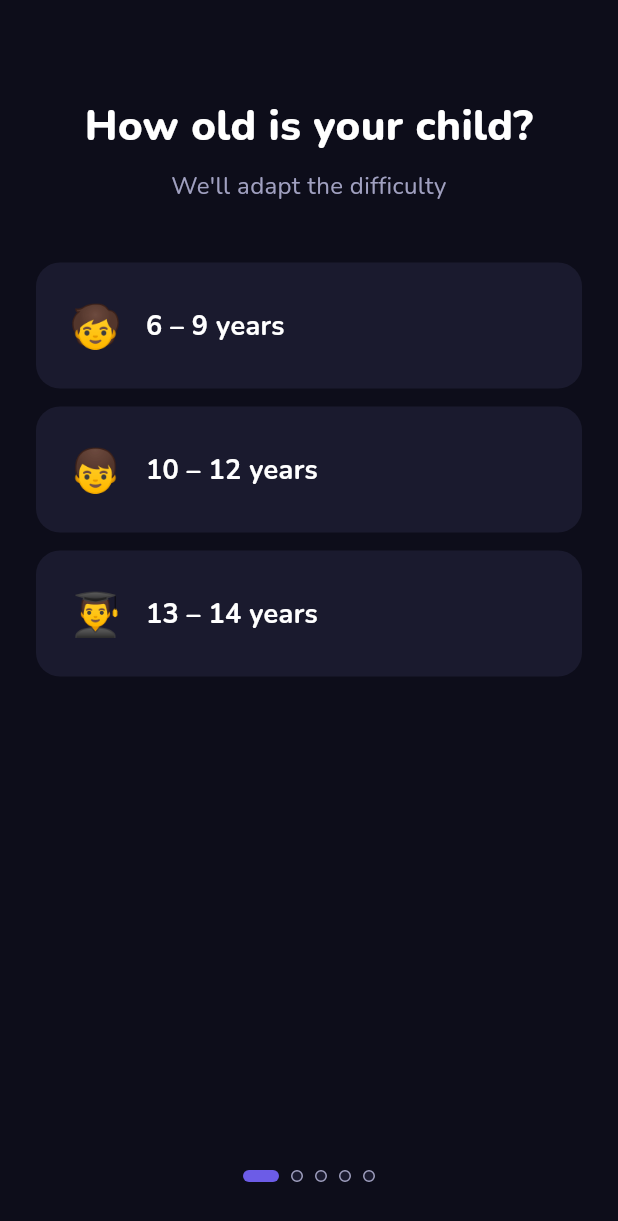
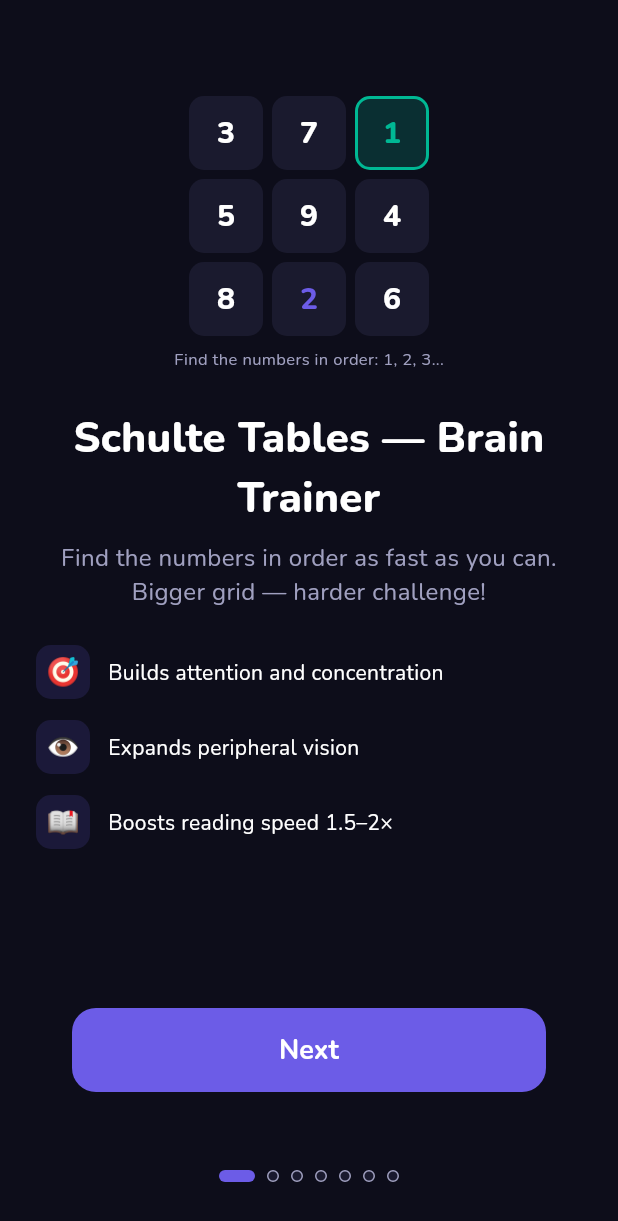
Before and after one commit to toffguy77/brainy, a Flutter app: the screen it shows after launch, swiped to page 2, on a phone screen of 412 x 824 dp. Shown: the top 1221 px of the screen. Run offline on Flutter 3.47's test engine with Material 3 defaults, Android fonts, the phone set to English and light mode, and no system bars; our stand-ins replace audioplayers, confetti, firebase_analytics, firebase_core, firebase_crashlytics, fl_chart and 10 more; missing offline and left inert: purchases_flutter, purchases_ui_flutter; accounts and stored records are empty; statements that could not run were skipped; project files that could hold a hidden picture were left out.

Commit message:
feat(onboarding): add info screens explaining Schulte tables and science backing
Co-Authored-By: Claude Opus 4.6 <noreply@anthropic.com>

```diff
--- a/brainy-app/l10n/app_en.arb
+++ b/brainy-app/l10n/app_en.arb
@@ -63,6 +63,20 @@
   "onboardingPaywallBenefit4": "No ads",
   "onboardingTryFree": "Start 7-day free trial",
   "onboardingSkipPaywall": "Continue without subscription",
+  "onboardingSchulteTitle": "Schulte Tables — Brain Trainer",
+  "onboardingSchulteSubtitle": "Find the numbers in order as fast as you can. Bigger grid — harder challenge!",
+  "onboardingSchulteHint": "Find the numbers in order: 1, 2, 3...",
+  "onboardingSchulteBenefit1": "Builds attention and concentration",
+  "onboardingSchulteBenefit2": "Expands peripheral vision",
+  "onboardingSchulteBenefit3": "Boosts reading speed 1.5–2×",
+  "onboardingScienceTitle": "Backed by Science",
+  "onboardingScienceSubtitle": "Developed by German psychiatrist Walter Schulte in the 1960s for attention training",
+  "onboardingScienceFact1Value": "60+ years",
+  "onboardingScienceFact1Label": "used in neuropsychology and education",
+  "onboardingScienceFact2Value": "2 weeks",
+  "onboardingScienceFact2Label": "to noticeably improve reading speed with daily practice",
+  "onboardingScienceFact3Value": "5 min/day",
+  "onboardingScienceFact3Label": "enough for results — won't overwhelm your child",
   "onboardingAlreadySubscribed": "You're already subscribed!",
   "onboardingLetsGo": "Let's go!",
 
--- a/brainy-app/lib/constants/app_constants.dart
+++ b/brainy-app/lib/constants/app_constants.dart
@@ -90,7 +90,7 @@ class AppConstants {
   ];
   static const List<int> frequencyOptions = [5, 10, 15];
   static const int recommendedFrequencyMinutes = 10;
-  static const int onboardingPageCount = 5;
+  static const int onboardingPageCount = 7;
 
   // RevenueCat
   static const String revenueCatApiKey = String.fromEnvironment(
--- /dev/null
+++ b/brainy-app/lib/features/onboarding/pages/schulte_info_page.dart
@@ -0,0 +1,171 @@
+import 'package:flutter/material.dart';
+import 'package:flutter_riverpod/flutter_riverpod.dart';
+import '../../../constants/app_colors.dart';
+import '../../../l10n/app_localizations.dart';
+import '../providers/onboarding_provider.dart';
+import '../widgets/onboarding_primary_button.dart';
+
+class SchulteInfoPage extends ConsumerWidget {
+  const SchulteInfoPage({super.key});
+
+  @override
+  Widget build(BuildContext context, WidgetRef ref) {
+    final l10n = AppLocalizations.of(context)!;
+
+    return Padding(
+      padding: const EdgeInsets.symmetric(horizontal: 24),
+      child: Column(
+        children: [
+          const SizedBox(height: 64),
+          _MiniTable(),
+          const SizedBox(height: 8),
+          Text(
+            l10n.onboardingSchulteHint,
+            style: const TextStyle(
+              fontFamily: 'Nunito',
+              fontSize: 11,
+              color: AppColors.textSecondary,
+            ),
+          ),
+          const SizedBox(height: 24),
+          Text(
+            l10n.onboardingSchulteTitle,
+            style: const TextStyle(
+              fontFamily: 'Nunito',
+              fontSize: 28,
+              fontWeight: FontWeight.w800,
+              color: AppColors.textPrimary,
+            ),
+            textAlign: TextAlign.center,
+          ),
+          const SizedBox(height: 8),
+          Text(
+            l10n.onboardingSchulteSubtitle,
+            style: const TextStyle(
+              fontFamily: 'Nunito',
+              fontSize: 16,
+              color: AppColors.textSecondary,
+            ),
+            textAlign: TextAlign.center,
+          ),
+          const SizedBox(height: 24),
+          _BenefitRow(emoji: '🎯', text: l10n.onboardingSchulteBenefit1),
+          const SizedBox(height: 14),
+          _BenefitRow(emoji: '👁️', text: l10n.onboardingSchulteBenefit2),
+          const SizedBox(height: 14),
+          _BenefitRow(emoji: '📖', text: l10n.onboardingSchulteBenefit3),
+          const Spacer(),
+          OnboardingPrimaryButton(
+            label: l10n.onboardingNext,
+            onPressed: () =>
+                ref.read(onboardingProvider.notifier).nextPage(),
+          ),
+          const SizedBox(height: 32),
+        ],
+      ),
+    );
+  }
+}
+
+class _MiniTable extends StatelessWidget {
+  static const _numbers = [3, 7, 1, 5, 9, 4, 8, 2, 6];
+
+  @override
+  Widget build(BuildContext context) {
+    return SizedBox(
+      width: 160,
+      child: GridView.builder(
+        shrinkWrap: true,
+        physics: const NeverScrollableScrollPhysics(),
+        gridDelegate: const SliverGridDelegateWithFixedCrossAxisCount(
+          crossAxisCount: 3,
+          mainAxisSpacing: 6,
+          crossAxisSpacing: 6,
+        ),
+        itemCount: 9,
+        itemBuilder: (context, index) {
+          final number = _numbers[index];
+          return _MiniCell(number: number);
+        },
+      ),
+    );
+  }
+}
+
+class _MiniCell extends StatelessWidget {
+  final int number;
+
+  const _MiniCell({required this.number});
+
+  @override
+  Widget build(BuildContext context) {
+    final isFound = number == 1;
+    final isNext = number == 2;
+
+    Color textColor = AppColors.textPrimary;
+    Color bgColor = AppColors.surface;
+    BoxBorder? border;
+
+    if (isFound) {
+      textColor = AppColors.success;
+      bgColor = AppColors.success.withAlpha(51);
+      border = Border.all(color: AppColors.success, width: 2);
+    } else if (isNext) {
+      textColor = AppColors.primary;
+    }
+
+    return Container(
+      decoration: BoxDecoration(
+        color: bgColor,
+        borderRadius: BorderRadius.circular(10),
+        border: border,
+      ),
+      alignment: Alignment.center,
+      child: Text(
+        '$number',
+        style: TextStyle(
+          fontFamily: 'Nunito',
+          fontSize: 20,
+          fontWeight: FontWeight.w800,
+          color: textColor,
+        ),
+      ),
+    );
+  }
+}
+
+class _BenefitRow extends StatelessWidget {
+  final String emoji;
+  final String text;
+
+  const _BenefitRow({required this.emoji, required this.text});
+
+  @override
+  Widget build(BuildContext context) {
+    return Row(
+      children: [
+        Container(
+          width: 36,
+          height: 36,
+          decoration: BoxDecoration(
+            color: AppColors.primary.withAlpha(38),
+            borderRadius: BorderRadius.circular(10),
+          ),
+          alignment: Alignment.center,
+          child: Text(emoji, style: const TextStyle(fontSize: 18)),
+        ),
+        const SizedBox(width: 12),
+        Expanded(
+          child: Text(
+            text,
+            style: const TextStyle(
+              fontFamily: 'Nunito',
+              fontSize: 14,
+              color: AppColors.textPrimary,
+            ),
+          ),
+        ),
+      ],
+    );
+  }
+}
--- a/brainy-app/lib/features/onboarding/screens/onboarding_screen.dart
+++ b/brainy-app/lib/features/onboarding/screens/onboarding_screen.dart
@@ -9,6 +9,8 @@ import '../pages/age_page.dart';
 import '../pages/goals_page.dart';
 import '../pages/frequency_page.dart';
 import '../pages/paywall_page.dart';
+import '../pages/schulte_info_page.dart';
+import '../pages/science_page.dart';
 
 class OnboardingScreen extends ConsumerStatefulWidget {
   const OnboardingScreen({super.key});
@@ -67,6 +69,8 @@ class _OnboardingScreenState extends ConsumerState<OnboardingScreen> {
                   physics: const NeverScrollableScrollPhysics(),
                   children: const [
                     WelcomePage(),
+                    SchulteInfoPage(),
+                    SciencePage(),
                     AgePage(),
                     GoalsPage(),
                     FrequencyPage(),
--- a/brainy-app/lib/l10n/app_localizations.dart
+++ b/brainy-app/lib/l10n/app_localizations.dart
@@ -403,6 +403,90 @@ abstract class AppLocalizations {
   /// In ru, this message translates to:
   /// **'Продолжить без подписки'**
   String get onboardingSkipPaywall;
+
+  /// No description provided for @onboardingSchulteTitle.
+  ///
+  /// In ru, this message translates to:
+  /// **'Таблицы Шульте — тренажёр для мозга'**
+  String get onboardingSchulteTitle;
+
+  /// No description provided for @onboardingSchulteSubtitle.
+  ///
+  /// In ru, this message translates to:
+  /// **'Находи числа по порядку как можно быстрее. Чем больше таблица — тем сложнее!'**
+  String get onboardingSchulteSubtitle;
+
+  /// No description provided for @onboardingSchulteHint.
+  ///
+  /// In ru, this message translates to:
+  /// **'Найди числа по порядку: 1, 2, 3...'**
+  String get onboardingSchulteHint;
+
+  /// No description provided for @onboardingSchulteBenefit1.
+  ///
+  /// In ru, this message translates to:
+  /// **'Развивает внимание и концентрацию'**
+  String get onboardingSchulteBenefit1;
+
+  /// No description provided for @onboardingSchulteBenefit2.
+  ///
+  /// In ru, this message translates to:
+  /// **'Расширяет периферическое зрение'**
+  String get onboardingSchulteBenefit2;
+
+  /// No description provided for @onboardingSchulteBenefit3.
+  ///
+  /// In ru, this message translates to:
+  /// **'Ускоряет чтение в 1.5–2 раза'**
+  String get onboardingSchulteBenefit3;
+
+  /// No description provided for @onboardingScienceTitle.
+  ///
+  /// In ru, this message translates to:
+  /// **'Проверено наукой'**
+  String get onboardingScienceTitle;
+
+  /// No description provided for @onboardingScienceSubtitle.
+  ///
+  /// In ru, this message translates to:
+  /// **'Методика создана немецким психиатром Вальтером Шульте в 1960-х для тренировки внимания'**
+  String get onboardingScienceSubtitle;
+
+  /// No description provided for @onboardingScienceFact1Value.
+  ///
+  /// In ru, this message translates to:
+  /// **'60+ лет'**
+  String get onboardingScienceFact1Value;
+
+  /// No description provided for @onboardingScienceFact1Label.
+  ///
+  /// In ru, this message translates to:
+  /// **'используется в нейропсихологии и педагогике'**
+  String get onboardingScienceFact1Label;
+
+  /// No description provided for @onboardingScienceFact2Value.
+  ///
+  /// In ru, this message translates to:
+  /// **'2 недели'**
+  String get onboardingScienceFact2Value;
+
+  /// No description provided for @onboardingScienceFact2Label.
+  ///
+  /// In ru, this message translates to:
+  /// **'для заметного улучшения скорости чтения при ежедневных занятиях'**
+  String get onboardingScienceFact2Label;
+
+  /// No description provided for @onboardingScienceFact3Value.
+  ///
+  /// In ru, this message translates to:
+  /// **'5 мин/день'**
+  String get onboardingScienceFact3Value;
+
+  /// No description provided for @onboardingScienceFact3Label.
+  ///
+  /// In ru, this message translates to:
+  /// **'достаточно для результата — не перегружает ребёнка'**
+  String get onboardingScienceFact3Label;
 
   /// No description provided for @onboardingAlreadySubscribed.
   ///
--- a/brainy-app/lib/l10n/app_localizations_en.dart
+++ b/brainy-app/lib/l10n/app_localizations_en.dart
@@ -164,6 +164,53 @@ class AppLocalizationsEn extends AppLocalizations {
 
   @override
   String get onboardingSkipPaywall => 'Continue without subscription';
+
+  @override
+  String get onboardingSchulteTitle => 'Schulte Tables — Brain Trainer';
+
+  @override
+  String get onboardingSchulteSubtitle =>
+      'Find the numbers in order as fast as you can. Bigger grid — harder challenge!';
+
+  @override
+  String get onboardingSchulteHint => 'Find the numbers in order: 1, 2, 3...';
+
+  @override
+  String get onboardingSchulteBenefit1 => 'Builds attention and concentration';
+
+  @override
+  String get onboardingSchulteBenefit2 => 'Expands peripheral vision';
+
+  @override
+  String get onboardingSchulteBenefit3 => 'Boosts reading speed 1.5–2×';
+
+  @override
+  String get onboardingScienceTitle => 'Backed by Science';
+
+  @override
+  String get onboardingScienceSubtitle =>
+      'Developed by German psychiatrist Walter Schulte in the 1960s for attention training';
+
+  @override
+  String get onboardingScienceFact1Value => '60+ years';
+
+  @override
+  String get onboardingScienceFact1Label =>
+      'used in neuropsychology and education';
+
+  @override
+  String get onboardingScienceFact2Value => '2 weeks';
+
+  @override
+  String get onboardingScienceFact2Label =>
+      'to noticeably improve reading speed with daily practice';
+
+  @override
+  String get onboardingScienceFact3Value => '5 min/day';
+
+  @override
+  String get onboardingScienceFact3Label =>
+      'enough for results — won\'t overwhelm your child';
 
   @override
   String get onboardingAlreadySubscribed => 'You\'re already subscribed!';
```
Also changed, not shown: brainy-app/l10n/app_ru.arb (+14 -0 lines), brainy-app/lib/features/onboarding/pages/science_page.dart (added, +127 -0 lines), brainy-app/lib/l10n/app_localizations_ru.dart (+47 -0 lines).
